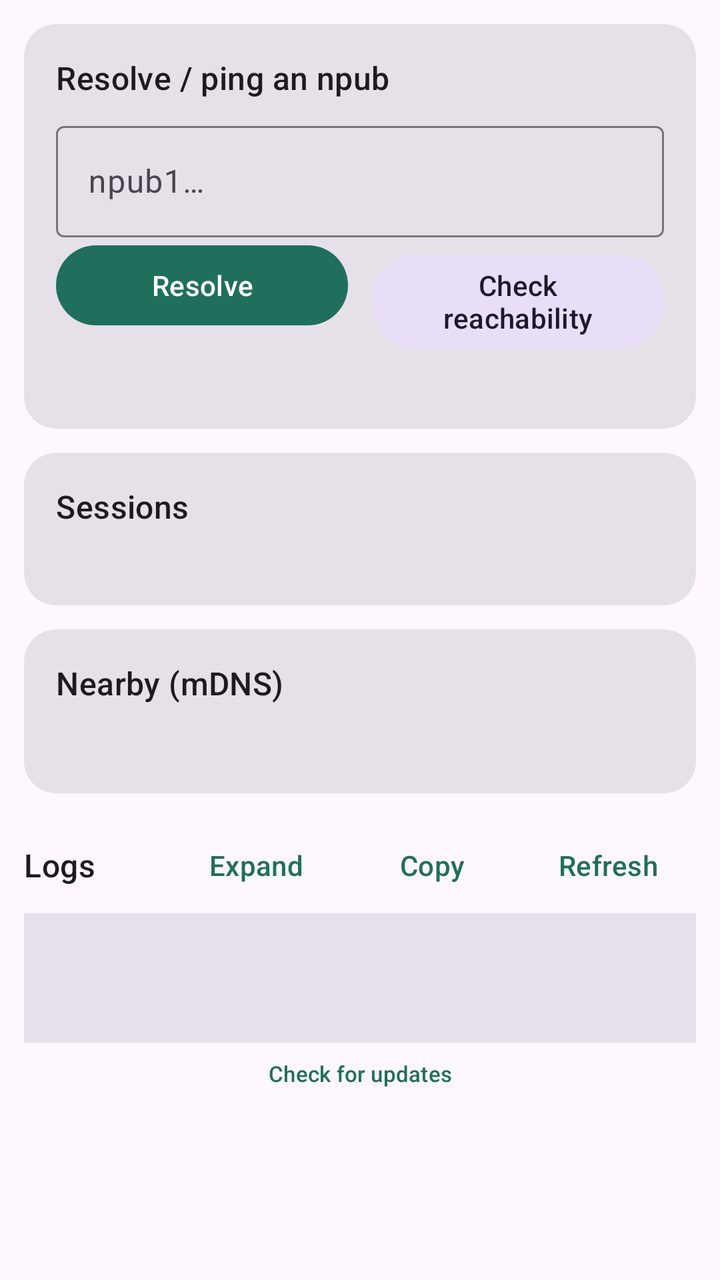
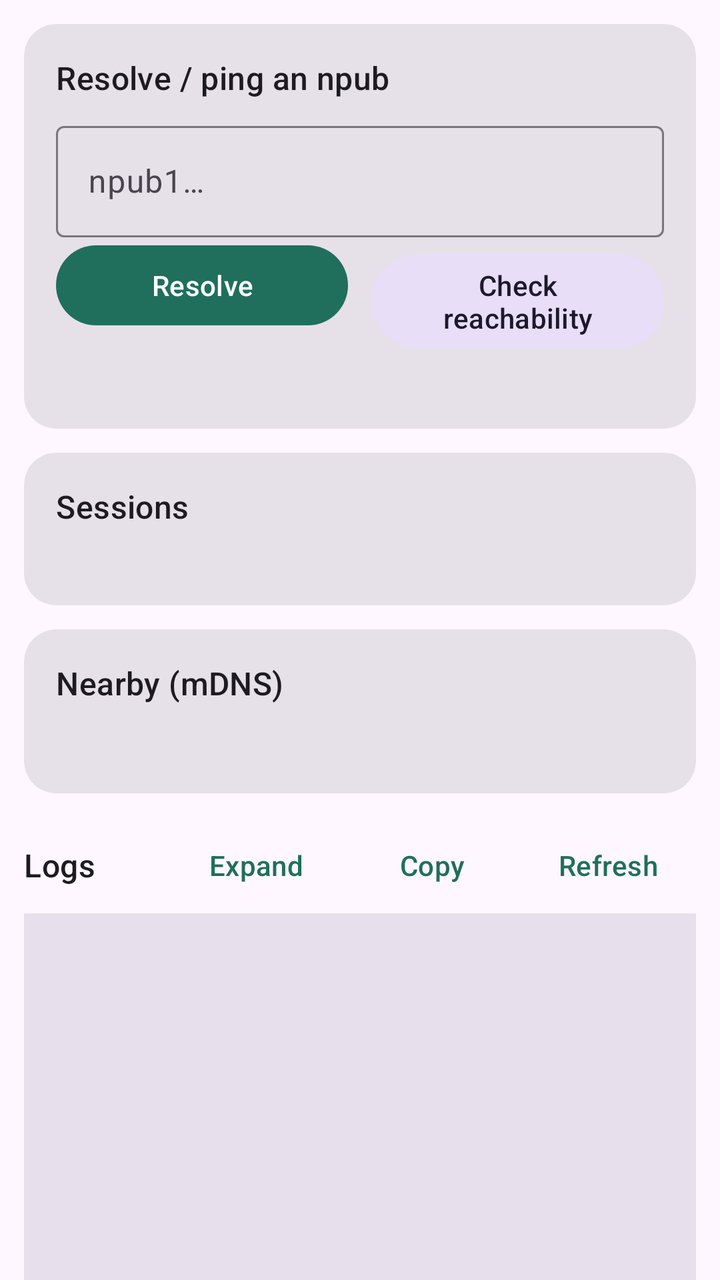

An Android layout rendered at two revisions. The XML below is the earlier revision; the diff shows what the commit changed to produce the second picture.
<!-- AndroidManifest.xml: application theme Theme.Fips -->
<!-- res/layout/fragment_troubleshoot.xml -->
<?xml version="1.0" encoding="utf-8"?>
<LinearLayout xmlns:android="http://schemas.android.com/apk/res/android"
    xmlns:app="http://schemas.android.com/apk/res-auto"
    android:layout_width="match_parent"
    android:layout_height="match_parent"
    android:orientation="vertical"
    android:clipToPadding="false"
    android:paddingHorizontal="12dp"
    android:paddingTop="12dp"
    android:paddingBottom="88dp">

    
    <com.google.android.material.card.MaterialCardView
        style="@style/Widget.Material3.CardView.Filled"
        android:layout_width="match_parent"
        android:layout_height="wrap_content"
        android:layout_marginBottom="12dp"
        app:cardCornerRadius="16dp">

        <LinearLayout
            android:layout_width="match_parent"
            android:layout_height="wrap_content"
            android:orientation="vertical"
            android:padding="16dp">

            <TextView
                android:layout_width="wrap_content"
                android:layout_height="wrap_content"
                android:text="Resolve / ping an npub"
                android:textAppearance="?attr/textAppearanceTitleMedium" />

            <com.google.android.material.textfield.TextInputLayout
                style="@style/Widget.Material3.TextInputLayout.OutlinedBox"
                android:layout_width="match_parent"
                android:layout_height="wrap_content"
                android:layout_marginTop="8dp"
                android:hint="npub1…">
                <com.google.android.material.textfield.TextInputEditText
                    android:id="@+id/probe_npub"
                    android:layout_width="match_parent"
                    android:layout_height="wrap_content"
                    android:inputType="text" />
            </com.google.android.material.textfield.TextInputLayout>

            <LinearLayout
                android:layout_width="match_parent"
                android:layout_height="wrap_content"
                android:orientation="horizontal">

                <com.google.android.material.button.MaterialButton
                    android:id="@+id/resolve"
                    android:layout_width="0dp"
                    android:layout_height="wrap_content"
                    android:layout_weight="1"
                    android:layout_marginEnd="6dp"
                    android:text="Resolve" />

                <com.google.android.material.button.MaterialButton
                    android:id="@+id/reachability"
                    style="@style/Widget.Material3.Button.TonalButton"
                    android:layout_width="0dp"
                    android:layout_height="wrap_content"
                    android:layout_weight="1"
                    android:layout_marginStart="6dp"
                    android:text="Check reachability" />
            </LinearLayout>

            <TextView
                android:id="@+id/probe_result"
                android:layout_width="match_parent"
                android:layout_height="wrap_content"
                android:layout_marginTop="8dp"
                android:fontFamily="monospace"
                android:textIsSelectable="true"
                android:textSize="12sp" />
        </LinearLayout>
    </com.google.android.material.card.MaterialCardView>

    
    <com.google.android.material.card.MaterialCardView
        style="@style/Widget.Material3.CardView.Filled"
        android:layout_width="match_parent"
        android:layout_height="wrap_content"
        android:layout_marginBottom="12dp"
        app:cardCornerRadius="16dp">

        <LinearLayout
            android:layout_width="match_parent"
            android:layout_height="wrap_content"
            android:orientation="vertical"
            android:padding="16dp">

            <TextView
                android:layout_width="wrap_content"
                android:layout_height="wrap_content"
                android:text="Sessions"
                android:textAppearance="?attr/textAppearanceTitleMedium" />

            <TextView
                android:id="@+id/sessions_view"
                android:layout_width="match_parent"
                android:layout_height="wrap_content"
                android:layout_marginTop="8dp"
                android:fontFamily="monospace"
                android:textIsSelectable="true"
                android:textSize="11sp" />
        </LinearLayout>
    </com.google.android.material.card.MaterialCardView>

    
    <com.google.android.material.card.MaterialCardView
        style="@style/Widget.Material3.CardView.Filled"
        android:layout_width="match_parent"
        android:layout_height="wrap_content"
        android:layout_marginBottom="12dp"
        app:cardCornerRadius="16dp">

        <LinearLayout
            android:layout_width="match_parent"
            android:layout_height="wrap_content"
            android:orientation="vertical"
            android:padding="16dp">

            <TextView
                android:layout_width="wrap_content"
                android:layout_height="wrap_content"
                android:text="Nearby (mDNS)"
                android:textAppearance="?attr/textAppearanceTitleMedium" />

            <TextView
                android:id="@+id/hotspot_status"
                android:layout_width="match_parent"
                android:layout_height="wrap_content"
                android:layout_marginTop="4dp"
                android:textColor="?android:attr/textColorSecondary"
                android:textSize="12sp"
                android:visibility="gone" />

            <TextView
                android:id="@+id/lan_empty"
                android:layout_width="match_parent"
                android:layout_height="wrap_content"
                android:layout_marginTop="8dp"
                android:textColor="?android:attr/textColorSecondary"
                android:textSize="12sp" />

            <LinearLayout
                android:id="@+id/lan_list"
                android:layout_width="match_parent"
                android:layout_height="wrap_content"
                android:layout_marginTop="4dp"
                android:orientation="vertical" />
        </LinearLayout>
    </com.google.android.material.card.MaterialCardView>

    
    <LinearLayout
        android:layout_width="match_parent"
        android:layout_height="wrap_content"
        android:gravity="center_vertical"
        android:orientation="horizontal">

        <TextView
            android:layout_width="0dp"
            android:layout_height="wrap_content"
            android:layout_weight="1"
            android:text="Logs"
            android:textAppearance="?attr/textAppearanceTitleMedium" />

        <com.google.android.material.button.MaterialButton
            android:id="@+id/expand_logs"
            style="@style/Widget.Material3.Button.TextButton"
            android:layout_width="wrap_content"
            android:layout_height="wrap_content"
            android:text="Expand" />

        <com.google.android.material.button.MaterialButton
            android:id="@+id/copy_logs"
            style="@style/Widget.Material3.Button.TextButton"
            android:layout_width="wrap_content"
            android:layout_height="wrap_content"
            android:text="Copy" />

        <com.google.android.material.button.MaterialButton
            android:id="@+id/refresh_logs"
            style="@style/Widget.Material3.Button.TextButton"
            android:layout_width="wrap_content"
            android:layout_height="wrap_content"
            android:text="Refresh" />
    </LinearLayout>

    <ScrollView
        android:id="@+id/log_scroll"
        android:layout_width="match_parent"
        android:layout_height="0dp"
        android:layout_weight="1"
        android:minHeight="180dp"
        android:background="?attr/colorSurfaceVariant"
        android:padding="8dp">

        <TextView
            android:id="@+id/log_view"
            android:layout_width="match_parent"
            android:layout_height="wrap_content"
            android:fontFamily="monospace"
            android:textIsSelectable="true"
            android:textSize="11sp" />
    </ScrollView>

    <LinearLayout
        android:layout_width="wrap_content"
        android:layout_height="wrap_content"
        android:layout_gravity="center_horizontal"
        android:gravity="center_vertical"
        android:orientation="horizontal">

        <TextView
            android:id="@+id/app_version"
            android:layout_width="wrap_content"
            android:layout_height="wrap_content"
            android:textColor="?android:attr/textColorSecondary"
            android:textSize="11sp" />

        <com.google.android.material.button.MaterialButton
            android:id="@+id/check_update"
            style="@style/Widget.Material3.Button.TextButton"
            android:layout_width="wrap_content"
            android:layout_height="wrap_content"
            android:minHeight="0dp"
            android:paddingVertical="4dp"
            android:text="Check for updates"
            android:textSize="11sp" />
    </LinearLayout>
</LinearLayout>
<!-- resources referenced by this layout -->
<resources>
  <style name="Theme.Fips" parent="Theme.Material3.DayNight.NoActionBar">
          <item name="colorPrimary">@color/fips_primary</item>
          <item name="colorOnPrimary">@color/fips_on_primary</item>
          <item name="colorPrimaryContainer">@color/fips_primary_container</item>
          <item name="colorOnPrimaryContainer">@color/fips_on_primary_container</item>
          <item name="colorSecondary">@color/fips_secondary</item>
          <item name="android:statusBarColor">?attr/colorSurface</item>
      </style>
  <color name="fips_primary">#1F6F5C</color>
  <color name="fips_on_primary">#FFFFFF</color>
  <color name="fips_primary_container">#A6F2DC</color>
  <color name="fips_on_primary_container">#002019</color>
  <color name="fips_secondary">#4A635B</color>
</resources>

<!-- the commit's change to res/layout/fragment_troubleshoot.xml (unified diff, before → after) -->
@@ -1,13 +1,19 @@
 <?xml version="1.0" encoding="utf-8"?>
-<LinearLayout xmlns:android="http://schemas.android.com/apk/res/android"
+<androidx.core.widget.NestedScrollView
+    xmlns:android="http://schemas.android.com/apk/res/android"
     xmlns:app="http://schemas.android.com/apk/res-auto"
     android:layout_width="match_parent"
     android:layout_height="match_parent"
-    android:orientation="vertical"
     android:clipToPadding="false"
+    android:fillViewport="true"
     android:paddingHorizontal="12dp"
     android:paddingTop="12dp"
     android:paddingBottom="88dp">
+
+<LinearLayout
+    android:layout_width="match_parent"
+    android:layout_height="wrap_content"
+    android:orientation="vertical">
 
     
     <com.google.android.material.card.MaterialCardView
@@ -144,12 +150,18 @@
                 android:textColor="?android:attr/textColorSecondary"
                 android:textSize="12sp" />
 
-            <LinearLayout
-                android:id="@+id/lan_list"
-                android:layout_width="match_parent"
-                android:layout_height="wrap_content"
-                android:layout_marginTop="4dp"
-                android:orientation="vertical" />
+            <ScrollView
+                android:id="@+id/lan_scroll"
+                android:layout_width="match_parent"
+                android:layout_height="wrap_content"
+                android:layout_marginTop="4dp">
+
+                <LinearLayout
+                    android:id="@+id/lan_list"
+                    android:layout_width="match_parent"
+                    android:layout_height="wrap_content"
+                    android:orientation="vertical" />
+            </ScrollView>
         </LinearLayout>
     </com.google.android.material.card.MaterialCardView>
 
@@ -192,9 +204,7 @@
     <ScrollView
         android:id="@+id/log_scroll"
         android:layout_width="match_parent"
-        android:layout_height="0dp"
-        android:layout_weight="1"
-        android:minHeight="180dp"
+        android:layout_height="260dp"
         android:background="?attr/colorSurfaceVariant"
         android:padding="8dp">
 
@@ -232,3 +242,5 @@
             android:textSize="11sp" />
     </LinearLayout>
 </LinearLayout>
+
+</androidx.core.widget.NestedScrollView>
